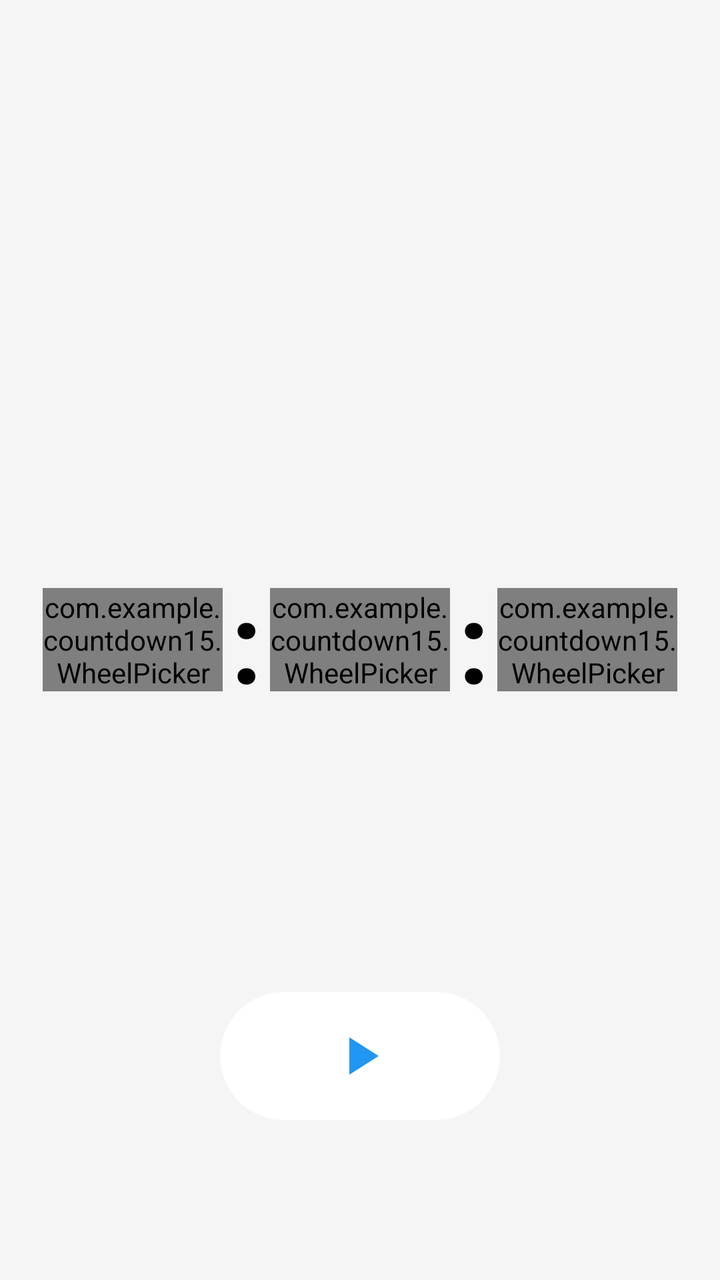
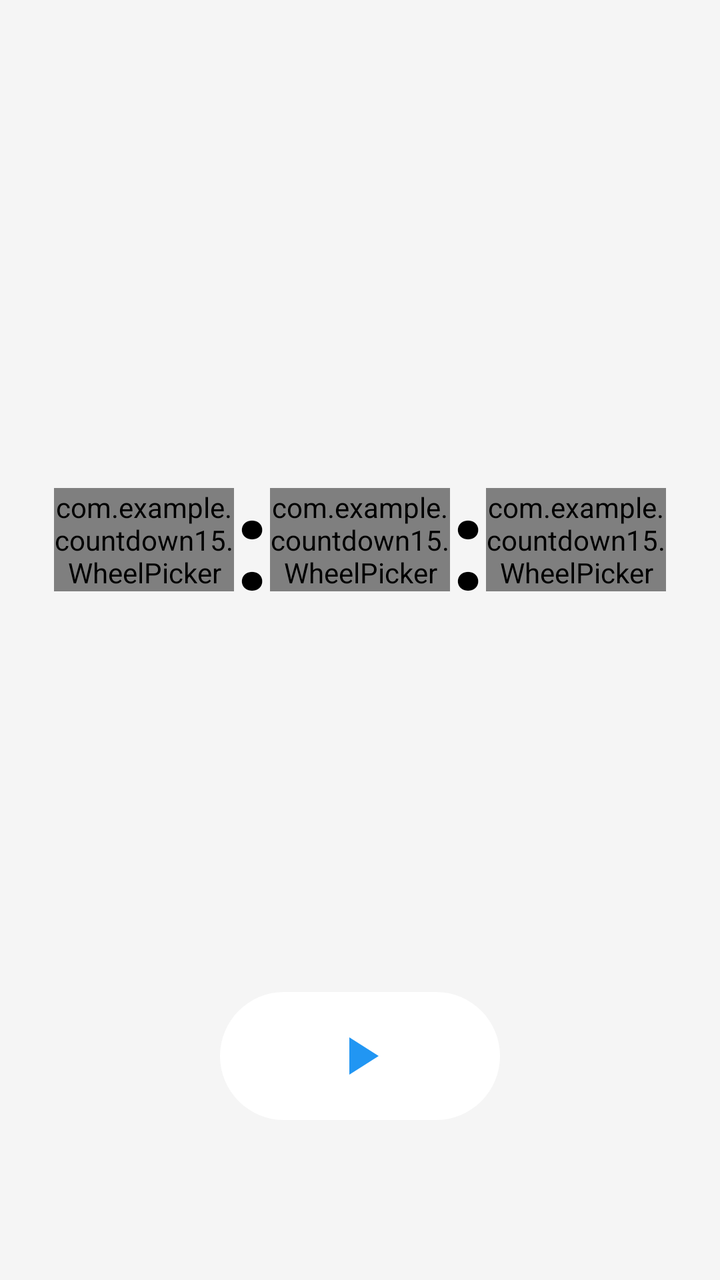

Screens rendered from an Android XML layout before and after an edit, with the pre-edit source and the edit as a unified diff.
<!-- AndroidManifest.xml: application theme AppTheme -->
<!-- res/layout/activity_main.xml -->
<?xml version="1.0" encoding="utf-8"?>
<FrameLayout xmlns:android="http://schemas.android.com/apk/res/android"
    xmlns:app="http://schemas.android.com/apk/res-auto"
    android:id="@+id/rootLayout"
    android:layout_width="match_parent"
    android:layout_height="match_parent"
    android:background="#F5F5F5">

    <TextView
        android:id="@+id/tvTimer"
        android:layout_width="wrap_content"
        android:layout_height="wrap_content"
        android:layout_gravity="center"
        android:textColor="#000000"
        android:textSize="72sp"
        android:textStyle="bold"
        android:visibility="gone" />

    <LinearLayout
        android:id="@+id/timePickerLayout"
        android:layout_width="wrap_content"
        android:layout_height="wrap_content"
        android:layout_gravity="center"
        android:orientation="horizontal"
        android:gravity="center_vertical"
        android:clipChildren="false"
        android:clipToPadding="false">

        <com.example.countdown15.WheelPicker
            android:id="@+id/npHour"
            android:layout_width="90dp"
            android:layout_height="wrap_content"
            android:clickable="true"
            android:focusable="true"
            app:wp_minValue="0"
            app:wp_maxValue="23"
            app:wp_value="0"
            app:wp_wrap="true"
            app:wp_visibleCount="5"
            app:wp_textSize="56sp" />

        <TextView
            android:layout_width="wrap_content"
            android:layout_height="wrap_content"
            android:text=":"
            android:textColor="#000000"
            android:textSize="56sp"
            android:textStyle="bold"
            android:layout_marginHorizontal="4dp" />

        <com.example.countdown15.WheelPicker
            android:id="@+id/npMinute"
            android:layout_width="90dp"
            android:layout_height="wrap_content"
            android:clickable="true"
            android:focusable="true"
            app:wp_minValue="0"
            app:wp_maxValue="59"
            app:wp_value="0"
            app:wp_wrap="true"
            app:wp_visibleCount="5"
            app:wp_textSize="56sp" />

        <TextView
            android:layout_width="wrap_content"
            android:layout_height="wrap_content"
            android:text=":"
            android:textColor="#000000"
            android:textSize="56sp"
            android:textStyle="bold"
            android:layout_marginHorizontal="4dp" />

        <com.example.countdown15.WheelPicker
            android:id="@+id/npSecond"
            android:layout_width="90dp"
            android:layout_height="wrap_content"
            android:clickable="true"
            android:focusable="true"
            app:wp_minValue="0"
            app:wp_maxValue="59"
            app:wp_value="10"
            app:wp_wrap="true"
            app:wp_visibleCount="5"
            app:wp_textSize="56sp" />

    </LinearLayout>

    <FrameLayout
        android:id="@+id/btnStart"
        android:layout_width="140dp"
        android:layout_height="64dp"
        android:layout_gravity="bottom|center_horizontal"
        android:layout_marginBottom="80dp"
        android:background="@drawable/bg_circle_button"
        android:clickable="true"
        android:focusable="true">

        <ImageView
            android:layout_width="32dp"
            android:layout_height="32dp"
            android:layout_gravity="center"
            android:src="@drawable/ic_play"
            android:contentDescription="开始" />

    </FrameLayout>

    <FrameLayout
        android:id="@+id/btnStop"
        android:layout_width="140dp"
        android:layout_height="64dp"
        android:layout_gravity="bottom|center_horizontal"
        android:layout_marginBottom="80dp"
        android:background="@drawable/bg_circle_button"
        android:clickable="true"
        android:focusable="true"
        android:visibility="gone">

        <ImageView
            android:layout_width="28dp"
            android:layout_height="28dp"
            android:layout_gravity="center"
            android:src="@drawable/ic_stop"
            android:contentDescription="停止" />

    </FrameLayout>

    <TextView
        android:id="@+id/tvVersion"
        android:layout_width="wrap_content"
        android:layout_height="wrap_content"
        android:layout_gravity="bottom|end"
        android:layout_margin="12dp"
        android:textColor="#999999"
        android:textSize="12sp"
        android:text="" />

</FrameLayout>
<!-- resources referenced by this layout -->
<resources>
  <!-- drawable bg_circle_button (drawable) -->
  <?xml version="1.0" encoding="utf-8"?>
  <shape xmlns:android="http://schemas.android.com/apk/res/android"
      android:shape="rectangle">
      <solid android:color="#FFFFFF" />
      <corners android:radius="32dp" />
  </shape>
  <!-- drawable ic_play (drawable) -->
  <?xml version="1.0" encoding="utf-8"?>
  <vector xmlns:android="http://schemas.android.com/apk/res/android"
      android:width="24dp"
      android:height="24dp"
      android:viewportWidth="24"
      android:viewportHeight="24">
      <path
          android:fillColor="#2196F3"
          android:pathData="M8,5v14l11,-7z" />
  </vector>
  <!-- drawable ic_stop (drawable) -->
  <?xml version="1.0" encoding="utf-8"?>
  <vector xmlns:android="http://schemas.android.com/apk/res/android"
      android:width="24dp"
      android:height="24dp"
      android:viewportWidth="24"
      android:viewportHeight="24">
      <path
          android:fillColor="#F44336"
          android:pathData="M6,6h12v12h-12z" />
  </vector>
  <style name="AppTheme" parent="Theme.AppCompat.Light.NoActionBar">
          <item name="android:windowBackground">#F5F5F5</item>
          <item name="android:textColorPrimary">#000000</item>
          <item name="android:textColorSecondary">#AAAAAA</item>
          <item name="colorAccent">#2196F3</item>
          <item name="android:windowTranslucentStatus">true</item>
          <item name="android:statusBarColor">@android:color/transparent</item>
          <item name="android:windowLightStatusBar">true</item>
      </style>
</resources>

<!-- the commit's change to res/layout/activity_main.xml (unified diff, before → after) -->
@@ -23,6 +23,7 @@
         android:layout_gravity="center"
         android:orientation="horizontal"
         android:gravity="center_vertical"
+        android:translationY="-50dp"
         android:clipChildren="false"
         android:clipToPadding="false">
 
@@ -37,16 +38,16 @@
             app:wp_value="0"
             app:wp_wrap="true"
             app:wp_visibleCount="5"
-            app:wp_textSize="56sp" />
+            app:wp_textSize="64sp" />
 
         <TextView
             android:layout_width="wrap_content"
             android:layout_height="wrap_content"
             android:text=":"
             android:textColor="#000000"
-            android:textSize="56sp"
+            android:textSize="64sp"
             android:textStyle="bold"
-            android:layout_marginHorizontal="4dp" />
+            android:layout_marginHorizontal="0dp" />
 
         <com.example.countdown15.WheelPicker
             android:id="@+id/npMinute"
@@ -59,16 +60,16 @@
             app:wp_value="0"
             app:wp_wrap="true"
             app:wp_visibleCount="5"
-            app:wp_textSize="56sp" />
+            app:wp_textSize="64sp" />
 
         <TextView
             android:layout_width="wrap_content"
             android:layout_height="wrap_content"
             android:text=":"
             android:textColor="#000000"
-            android:textSize="56sp"
+            android:textSize="64sp"
             android:textStyle="bold"
-            android:layout_marginHorizontal="4dp" />
+            android:layout_marginHorizontal="0dp" />
 
         <com.example.countdown15.WheelPicker
             android:id="@+id/npSecond"
@@ -78,10 +79,10 @@
             android:focusable="true"
             app:wp_minValue="0"
             app:wp_maxValue="59"
-            app:wp_value="10"
+            app:wp_value="15"
             app:wp_wrap="true"
             app:wp_visibleCount="5"
-            app:wp_textSize="56sp" />
+            app:wp_textSize="64sp" />
 
     </LinearLayout>
 
